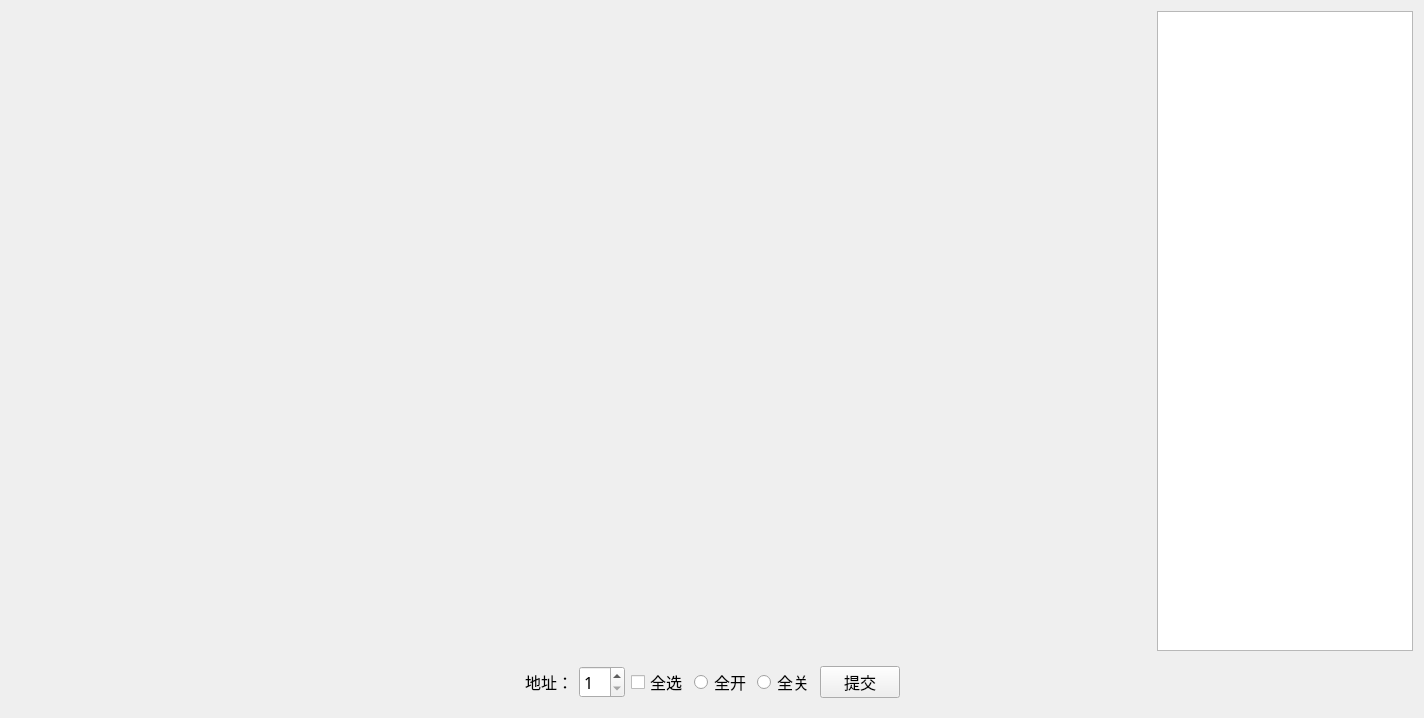
First picture: the form in IDC_TestSystem/mpdu/mpdu_test/mpdu_rtu_test/sw/mpdurtutest_swwid.ui, repository ChinaClever/IDC_TestSystem, before the edit.
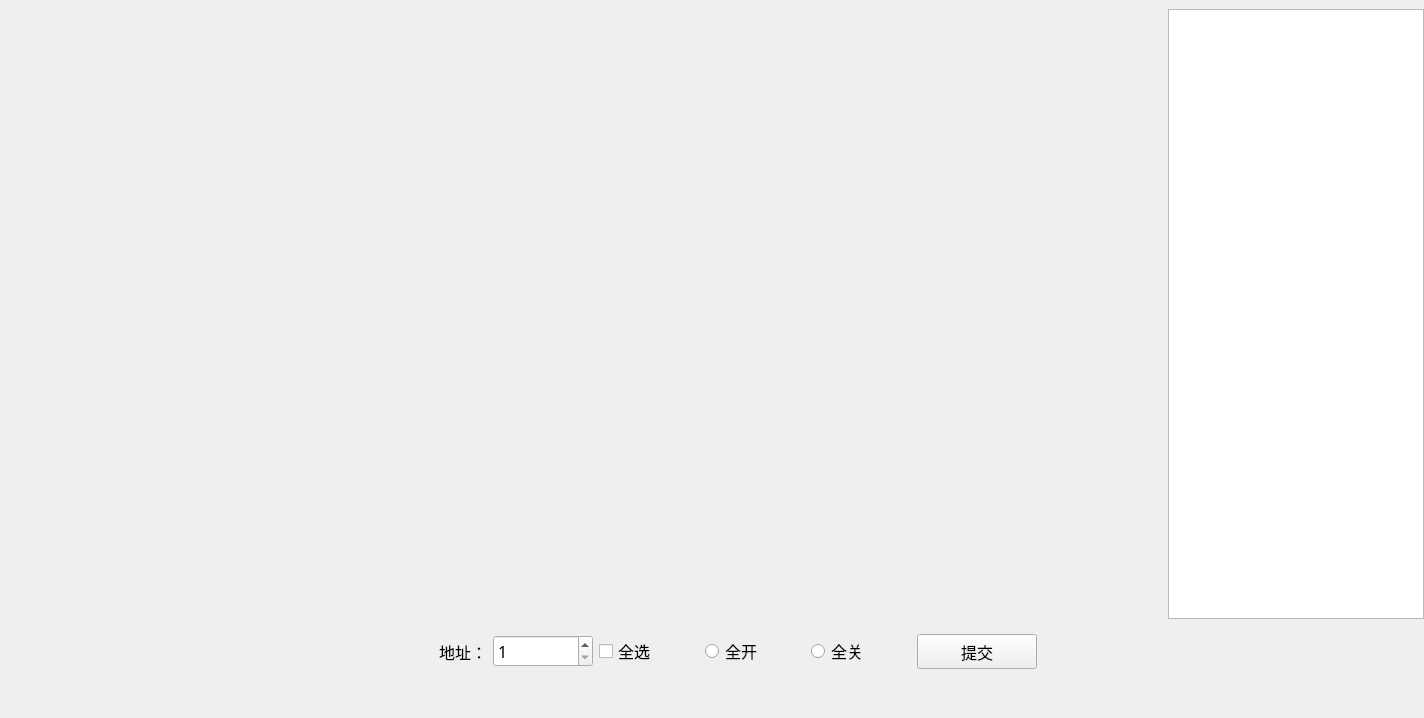
Second picture: the form after the edit.

Diff of the .ui file:
```diff
--- a/IDC_TestSystem/mpdu/mpdu_test/mpdu_rtu_test/sw/mpdurtutest_swwid.ui
+++ b/IDC_TestSystem/mpdu/mpdu_test/mpdu_rtu_test/sw/mpdurtutest_swwid.ui
@@ -14,6 +14,18 @@
    <string>Form</string>
   </property>
   <layout class="QVBoxLayout" name="verticalLayout">
+   <property name="leftMargin">
+    <number>0</number>
+   </property>
+   <property name="topMargin">
+    <number>9</number>
+   </property>
+   <property name="rightMargin">
+    <number>0</number>
+   </property>
+   <property name="bottomMargin">
+    <number>40</number>
+   </property>
    <item>
     <layout class="QHBoxLayout" name="horizontalLayout">
      <item>
@@ -250,6 +262,12 @@
       </item>
       <item>
        <widget class="QLabel" name="label">
+        <property name="minimumSize">
+         <size>
+          <width>100</width>
+          <height>30</height>
+         </size>
+        </property>
         <property name="font">
          <font>
           <family>微软雅黑</family>
@@ -259,10 +277,19 @@
         <property name="text">
          <string>地址：</string>
         </property>
+        <property name="alignment">
+         <set>Qt::AlignRight|Qt::AlignTrailing|Qt::AlignVCenter</set>
+        </property>
        </widget>
       </item>
       <item>
        <widget class="QSpinBox" name="spinBox">
+        <property name="minimumSize">
+         <size>
+          <width>100</width>
+          <height>30</height>
+         </size>
+        </property>
         <property name="font">
          <font>
           <family>微软雅黑</family>
@@ -276,6 +303,12 @@
       </item>
       <item>
        <widget class="QCheckBox" name="checkBox">
+        <property name="minimumSize">
+         <size>
+          <width>100</width>
+          <height>30</height>
+         </size>
+        </property>
         <property name="font">
          <font>
           <family>微软雅黑</family>
@@ -289,6 +322,12 @@
       </item>
       <item>
        <widget class="QRadioButton" name="openRadio">
+        <property name="minimumSize">
+         <size>
+          <width>100</width>
+          <height>30</height>
+         </size>
+        </property>
         <property name="font">
          <font>
           <family>微软雅黑</family>
@@ -302,6 +341,12 @@
       </item>
       <item>
        <widget class="QRadioButton" name="closeRadio">
+        <property name="minimumSize">
+         <size>
+          <width>100</width>
+          <height>30</height>
+         </size>
+        </property>
         <property name="font">
          <font>
           <family>微软雅黑</family>
@@ -315,6 +360,12 @@
       </item>
       <item>
        <widget class="QPushButton" name="pushButton">
+        <property name="minimumSize">
+         <size>
+          <width>120</width>
+          <height>35</height>
+         </size>
+        </property>
         <property name="font">
          <font>
           <family>微软雅黑</family>
```
